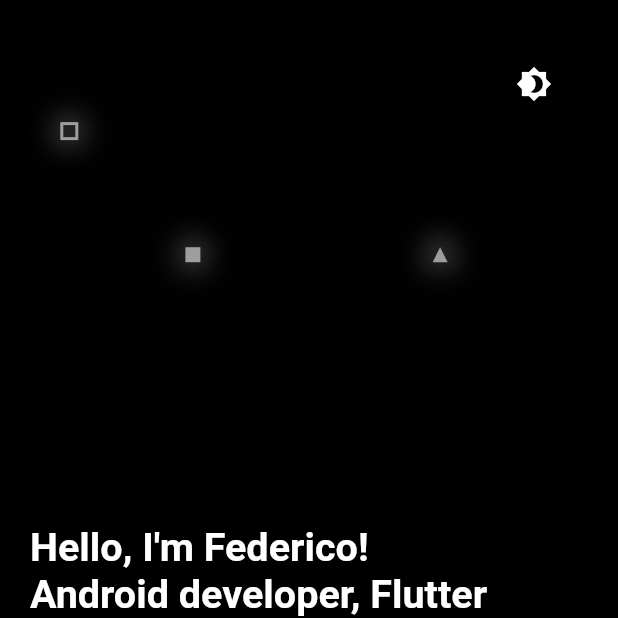
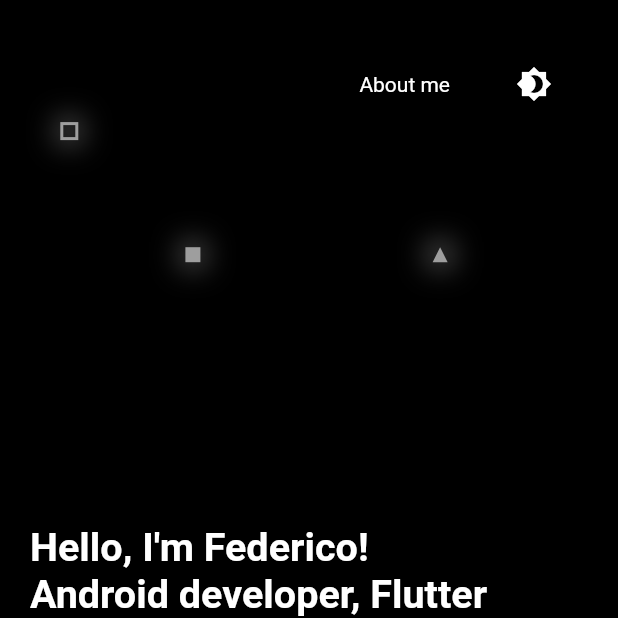
Before and after one commit to federicoviceconti/federicoviceconti_website_code, a Flutter app: the screen it shows after launch, after a tap on "Say hello to viceconti.federico@gmail.co", on a phone screen of 412 x 824 dp, the top half of it. Run offline on Flutter 3.47's test engine with Material 2 defaults, Android fonts, the phone set to English and light mode, and no system bars; missing offline and left inert: dart:html.

Commit message:
other sections

```diff
--- /dev/null
+++ b/lib/core/full_screen_widget.dart
@@ -0,0 +1,27 @@
+import 'package:flutter/material.dart';
+
+class FullScreenWidget extends StatelessWidget {
+  final EdgeInsets padding;
+  final Alignment alignment;
+  final Widget child;
+
+  const FullScreenWidget({
+    Key key,
+    this.padding,
+    this.alignment,
+    this.child
+  }) : super(key: key);
+
+  @override
+  Widget build(BuildContext context) {
+    final screenSize = MediaQuery.of(context).size;
+
+    return Container(
+      width: screenSize.width,
+      height: screenSize.height,
+      padding: padding ?? EdgeInsets.zero,
+      alignment: alignment ?? Alignment.topLeft,
+      child: child,
+    );
+  }
+}
--- /dev/null
+++ b/lib/home_page/about_me/about_me.dart
@@ -0,0 +1,211 @@
+import 'package:flutter/material.dart';
+
+class AboutMeWidget extends StatelessWidget {
+  @override
+  Widget build(BuildContext context) {
+    return Padding(
+      padding: const EdgeInsets.only(
+        top: 100.0,
+        left: 32.0,
+        right: 32.0,
+      ),
+      child: Stack(
+        children: [
+          Padding(
+            padding: const EdgeInsets.only(top: 8.0, bottom: 10.0),
+            child: SingleChildScrollView(
+              child: Column(
+                mainAxisAlignment: MainAxisAlignment.start,
+                crossAxisAlignment: CrossAxisAlignment.start,
+                children: [
+                  Text(
+                    "About me",
+                    style: TextStyle(
+                      color: Colors.white,
+                      fontWeight: FontWeight.bold,
+                      fontSize: 32,
+                    ),
+                  ),
+                  Padding(
+                    padding: const EdgeInsets.only(
+                      top: 16.0,
+                    ),
+                    child: Text(
+                      "Passionate developer, who never stop learn since I start.",
+                      style: TextStyle(
+                        color: Colors.white,
+                        fontWeight: FontWeight.w300,
+                        fontSize: 18,
+                      ),
+                    ),
+                  ),
+                  Padding(
+                    padding: const EdgeInsets.only(
+                      top: 16.0,
+                    ),
+                    child: Row(
+                      crossAxisAlignment: CrossAxisAlignment.end,
+                      children: [
+                        Text(
+                          "Experience",
+                          style: TextStyle(
+                            color: Colors.white,
+                            fontSize: 26.0,
+                          ),
+                        ),
+                        Expanded(
+                          child: Container(
+                            margin: const EdgeInsets.only(
+                              left: 16.0,
+                              bottom: 6.0,
+                            ),
+                            height: 0.1,
+                            color: Colors.white,
+                          ),
+                        )
+                      ],
+                    ),
+                  ),
+                  Padding(
+                    padding: const EdgeInsets.only(top: 16.0),
+                    child: Text(
+                      "Mobile&Creative Technology @ NTT Data Italia",
+                      style: TextStyle(
+                        color: Colors.white,
+                        fontSize: 20.0,
+                      ),
+                    ),
+                  ),
+                  Padding(
+                    padding: const EdgeInsets.only(top: 16.0),
+                    child: Text(
+                      "Software developer @ Vetrya S.p.A.",
+                      style: TextStyle(
+                        color: Colors.white,
+                        fontSize: 20.0,
+                      ),
+                    ),
+                  ),
+                  Padding(
+                    padding: const EdgeInsets.only(
+                      top: 16.0,
+                    ),
+                    child: Row(
+                      crossAxisAlignment: CrossAxisAlignment.end,
+                      children: [
+                        Text(
+                          "Education",
+                          style: TextStyle(
+                            color: Colors.white,
+                            fontSize: 26.0,
+                          ),
+                        ),
+                        Expanded(
+                          child: Container(
+                            margin: const EdgeInsets.only(
+                              left: 16.0,
+                              bottom: 6.0,
+                            ),
+                            height: 0.1,
+                            color: Colors.white,
+                          ),
+                        )
+                      ],
+                    ),
+                  ),
+                  Padding(
+                    padding: const EdgeInsets.only(top: 16.0),
+                    child: Text(
+                      "Post degree master @ ELIS College",
+                      style: TextStyle(
+                        color: Colors.white,
+                        fontSize: 20.0,
+                      ),
+                    ),
+                  ),
+                  Padding(
+                    padding: const EdgeInsets.only(top: 16.0),
+                    child: Text(
+                      "Computer Engineering Degree @ Uninettuno University",
+                      style: TextStyle(
+                        color: Colors.white,
+                        fontSize: 20.0,
+                      ),
+                    ),
+                  ),
+                  Padding(
+                    padding: const EdgeInsets.only(
+                      top: 16.0,
+                    ),
+                    child: Row(
+                      crossAxisAlignment: CrossAxisAlignment.end,
+                      children: [
+                        Text(
+                          "Certification",
+                          style: TextStyle(
+                            color: Colors.white,
+                            fontSize: 26.0,
+                          ),
+                        ),
+                        Expanded(
+                          child: Container(
+                            margin: const EdgeInsets.only(
+                              left: 16.0,
+                              bottom: 6.0,
+                            ),
+                            height: 0.1,
+                            color: Colors.white,
+                          ),
+                        )
+                      ],
+                    ),
+                  ),
+                  Padding(
+                    padding: const EdgeInsets.only(top: 16.0),
+                    child: Text(
+                      "OCA Java SE 8, Oracle",
+                      style: TextStyle(
+                        color: Colors.white,
+                        fontSize: 20.0,
+                      ),
+                    ),
+                  ),
+                  Padding(
+                    padding: const EdgeInsets.only(top: 16.0),
+                    child: Text(
+                      "OCP Java SE 8, Oracle",
+                      style: TextStyle(
+                        color: Colors.white,
+                        fontSize: 20.0,
+                      ),
+                    ),
+                  ),
+                  Padding(
+                    padding: const EdgeInsets.only(top: 16.0),
+                    child: Text(
+                      "Associate Android Developer, Google / Udacity",
+                      style: TextStyle(
+                        color: Colors.white,
+                        fontSize: 20.0,
+                      ),
+                    ),
+                  ),
+                  Padding(
+                    padding: const EdgeInsets.only(top: 16.0),
+                    child: Text(
+                      "TOEFL iBT",
+                      style: TextStyle(
+                        color: Colors.white,
+                        fontSize: 20.0,
+                      ),
+                    ),
+                  ),
+                ],
+              ),
+            ),
+          ),
+        ],
+      ),
+    );
+  }
+}
--- a/lib/home_page/home_page_widget.dart
+++ b/lib/home_page/home_page_widget.dart
@@ -1,11 +1,13 @@
 import 'package:federicoviceconti_github_io/core/base_widget.dart';
+import 'package:federicoviceconti_github_io/core/full_screen_widget.dart';
+import 'package:federicoviceconti_github_io/home_page/about_me/about_me.dart';
+import 'package:federicoviceconti_github_io/home_page/who_am_i/who_am_i_widget.dart';
 import 'package:federicoviceconti_github_io/notifier/app_theme_notifier.dart';
-import 'package:federicoviceconti_github_io/utility/proportion.dart';
+import 'package:federicoviceconti_github_io/utility/html_utility.dart';
 import 'package:flutter/material.dart';
-import 'package:flutter/services.dart';
 import 'package:provider/provider.dart';
 
-import 'home_page_background_widget.dart';
+import 'widget/home_page_background_widget.dart';
 
 class HomePageWidget extends StatefulWidget {
   @override
@@ -13,11 +15,12 @@ class HomePageWidget extends StatefulWidget {
 }
 
 class _HomePageWidgetState extends State<HomePageWidget> {
-  double _mailOpacity = 1.0;
-  double _copyClipboardOpacity = 0.0;
   bool defaultPosition = true;
-  double localX = 0.0;
-  double localY = 0.0;
+  double _localX = 0.0;
+  double _localY = 0.0;
+  double _offsetX = 0.0;
+  double _offsetY = 0.0;
+  final PageController _pageController = PageController(initialPage: 0);
 
   @override
   void initState() {
@@ -32,166 +35,90 @@ class _HomePageWidgetState extends State<HomePageWidget> {
   Widget _buildBody() {
     final screenSize = MediaQuery.of(context).size;
 
-    return SingleChildScrollView(
-      child: MouseRegion(
+    final stackPages = Stack(
+      children: [
+        _buildBackground(),
+        FullScreenWidget(
+          child: PageView(
+            physics: NeverScrollableScrollPhysics(),
+            controller: _pageController,
+            children: [
+              WhoAmIWidget(),
+              AboutMeWidget()
+            ],
+          ),
+        ),
+        _buildTopBar(),
+      ],
+    );
+
+    final mouseRegion = MouseRegion(
       onEnter: (_) => setState(() => defaultPosition = false),
       onExit: (_) => setState(() {
-          localY = (screenSize.height) / 2;
-          localX = (screenSize.width * 0.45) / 2;
+        _localY = (screenSize.height) / 2;
+        _localX = (screenSize.width * 0.45) / 2;
         defaultPosition = true;
       }),
       onHover: (details) {
         if (details.localPosition.dx > 0 && details.localPosition.dy > 0) {
-            if (details.localPosition.dx < (screenSize.width * 0.45) * 2.5 &&
+          if (details.localPosition.dx < screenSize.width &&
               details.localPosition.dy > 0) {
             setState(() {
-                localX = details.localPosition.dx;
-                localY = details.localPosition.dy;
+              _localX = details.localPosition.dx + _offsetX;
+              _localY = details.localPosition.dy + _offsetY;
             });
           }
         }
       },
-        child: Stack(
+      child: stackPages,
+    );
+
+    return HtmlUtility.isMobile() ? stackPages : mouseRegion;
+  }
+
+  Widget _buildBackground() {
+    return HomePageBackgroundWidget(
+      localX: _localX,
+      localY: _localY,
+      isDefaultPosition: defaultPosition,
+    );
+  }
+
+  Widget _buildTopBar() {
+    return Row(
+      mainAxisAlignment: MainAxisAlignment.end,
       children: [
-            _buildBackground(screenSize),
-            _buildWhoAmI(screenSize),
-            _buildMail(screenSize),
-            _buildCopiedText(screenSize),
+        _buildAboutMe(),
         _buildSwitchTheme(),
       ],
-        ),
+    );
+  }
+
+  Widget _buildAboutMe() {
+    return GestureDetector(
+      onTap: () => _animateToPage(1),
+      child: Text(
+        "About me",
+        style: Theme.of(context).textTheme.bodyText1,
       ),
     );
   }
 
-  Widget _buildBackground(Size screenSize) {
-    return HomePageBackgroundWidget(
-      screenSize,
-      localX: localX,
-      localY: localY,
-      isDefaultPosition: defaultPosition,
-    );
+  _animateToPage(page) {
+    _pageController.animateToPage(page, duration: Duration(milliseconds: 500), curve: Curves.ease);
   }
 
-  Widget _buildWhoAmI(Size screenSize) {
+  Widget _buildSwitchTheme() {
     return Container(
-      alignment: Alignment.centerLeft,
-      padding: const EdgeInsets.only(left: 20.0),
-      width: screenSize.width,
-      height: screenSize.height,
-      child: _buildWelcomeText(32),
-    );
-  }
-
-  Widget _buildWelcomeText(double fontSize) {
-    final welcomeText =
-        "Hello, I'm Federico!\nAndroid developer, Flutter enthusiast.\nFrom Rome, 🇮🇹";
-
-    return Text(
-      welcomeText,
-      style: Theme.of(context).textTheme.headline4.copyWith(
-            fontWeight: FontWeight.bold,
-            fontSize: Proportion.getProportionalValueOnLongSize(
-              context,
-              fontSize,
-            ),
+      padding: const EdgeInsets.all(32.0),
+      child: IconButton(
+        color: Theme.of(context).iconTheme.color,
+        onPressed: _onSwitchThemePress,
+        icon: Icon(Icons.brightness_4),
       ),
     );
   }
 
-  Widget _buildMail(Size screenSize) {
-    return AnimatedOpacity(
-      opacity: _mailOpacity,
-      duration: Duration(milliseconds: 100),
-      child: Container(
-        padding: const EdgeInsets.all(20.0),
-        width: screenSize.width,
-        height: screenSize.height,
-        alignment: Alignment.bottomLeft,
-        child: GestureDetector(
-          onTap: _onTapMail,
-          child: Text(
-            "Say hello to viceconti.federico@gmail.com 👋",
-            style: Theme.of(context).textTheme.bodyText1,
-          ),
-        ),
-      ),
-    );
-  }
-
-  Widget _buildSwitchTheme() {
-    final screenSize = MediaQuery.of(context).size;
-
-    return Container(
-        padding: const EdgeInsets.all(32.0),
-        width: screenSize.width,
-        height: screenSize.height,
-        alignment: Alignment.topRight,
-        child: IconButton(
-          color: Theme.of(context).iconTheme.color,
-          onPressed: _onSwitchThemePress,
-          icon: Icon(Icons.brightness_4),
-        ));
-  }
-
-  void _onSwitchThemePress() {
+  void _onSwitchThemePress() =>
       Provider.of<AppThemeNotifier>(context, listen: false).switchAppTheme();
 }
-
-  void _onTapMail() {
-    Clipboard.setData(ClipboardData(text: "viceconti.federico@gmail.com"));
-
-    _showMailWithOpacity(false);
-    _showCopyClipboardWithOpacity(true);
-
-    Future.delayed(Duration(seconds: 3), () {
-      _showMailWithOpacity(true);
-      _showCopyClipboardWithOpacity(false);
-    });
-  }
-
-  Widget _buildCopiedText(Size screenSize) {
-    return AnimatedPositioned(
-      bottom: _copyClipboardOpacity == 1 ? 0 : -30,
-      duration: Duration(milliseconds: 100),
-      curve: Curves.easeIn,
-      child: AnimatedOpacity(
-        opacity: _copyClipboardOpacity,
-        duration: Duration(milliseconds: 300),
-        child: Container(
-          padding: const EdgeInsets.all(20.0),
-          width: screenSize.width,
-          height: screenSize.height,
-          alignment: Alignment.bottomRight,
-          child: RichText(
-            textAlign: TextAlign.right,
-            text: TextSpan(
-              text: "viceconti.federico@gmail.com",
-              style: Theme.of(context).textTheme.bodyText1.copyWith(
-                    fontWeight: FontWeight.bold,
-                  ),
-              children: [
-                TextSpan(
-                  text: " copied 📋",
-                  style: Theme.of(context).textTheme.bodyText1,
-                ),
-              ],
-            ),
-          ),
-        ),
-      ),
-    );
-  }
-
-  void _showMailWithOpacity(bool shouldShow) {
-    setState(() {
-      _mailOpacity = shouldShow ? 1 : 0;
-    });
-  }
-
-  void _showCopyClipboardWithOpacity(bool shouldShow) {
-    setState(() {
-      _copyClipboardOpacity = shouldShow ? 1 : 0;
-    });
-  }
-}
--- /dev/null
+++ b/lib/home_page/who_am_i/who_am_i_widget.dart
@@ -0,0 +1,122 @@
+import 'package:federicoviceconti_github_io/core/full_screen_widget.dart';
+import 'package:flutter/material.dart';
+import 'package:federicoviceconti_github_io/utility/proportion.dart';
+import 'package:flutter/services.dart';
+
+class WhoAmIWidget extends StatefulWidget {
+  @override
+  _WhoAmIWidgetState createState() => _WhoAmIWidgetState();
+}
+
+class _WhoAmIWidgetState extends State<WhoAmIWidget> {
+  double _mailOpacity = 1.0;
+  double _copyClipboardOpacity = 0.0;
+
+  @override
+  Widget build(BuildContext context) {
+    return Stack(
+      children: [
+        _buildWhoAmI(),
+        _buildMail(),
+        _buildCopiedText(),
+      ],
+    );
+  }
+
+  Widget _buildWhoAmI() {
+    return Container(
+      alignment: Alignment.centerLeft,
+      padding: const EdgeInsets.only(left: 20.0),
+      child: _buildWelcomeText(32),
+    );
+  }
+
+  Widget _buildWelcomeText(double fontSize) {
+    final welcomeText =
+        "Hello, I'm Federico!\nAndroid developer, Flutter enthusiast.\nFrom Rome, 🇮🇹";
+
+    return Text(
+      welcomeText,
+      style: Theme.of(context).textTheme.headline4.copyWith(
+            fontWeight: FontWeight.bold,
+            fontSize: Proportion.getProportionalValueOnLongSize(
+              context,
+              fontSize,
+            ),
+          ),
+    );
+  }
+
+  Widget _buildMail() {
+    return AnimatedOpacity(
+      opacity: _mailOpacity,
+      duration: Duration(milliseconds: 100),
+      child: Container(
+        padding: const EdgeInsets.all(20.0),
+        alignment: Alignment.bottomLeft,
+        child: GestureDetector(
+          onTap: _onTapMail,
+          child: Text(
+            "Say hello to viceconti.federico@gmail.com 👋",
+            style: Theme.of(context).textTheme.bodyText1,
+          ),
+        ),
+      ),
+    );
+  }
+
+  void _onTapMail() {
+    Clipboard.setData(ClipboardData(text: "viceconti.federico@gmail.com"));
+
+    _showMailWithOpacity(false);
+    _showCopyClipboardWithOpacity(true);
+
+    Future.delayed(Duration(seconds: 3), () {
+      _showMailWithOpacity(true);
+      _showCopyClipboardWithOpacity(false);
+    });
+  }
+
+  Widget _buildCopiedText() {
+    return AnimatedPositioned(
+      bottom: _copyClipboardOpacity == 1 ? 0 : -30,
+      duration: Duration(milliseconds: 100),
+      curve: Curves.easeIn,
+      child: AnimatedOpacity(
+        opacity: _copyClipboardOpacity,
+        duration: Duration(milliseconds: 300),
+        child: FullScreenWidget(
+          padding: const EdgeInsets.all(20.0),
+          alignment: Alignment.bottomRight,
+          child: RichText(
+            textAlign: TextAlign.right,
+            text: TextSpan(
+              text: "viceconti.federico@gmail.com",
+              style: Theme.of(context).textTheme.bodyText1.copyWith(
+                    fontWeight: FontWeight.bold,
+                  ),
+              children: [
+                TextSpan(
+                  text: " copied 📋",
+                  style: Theme.of(context).textTheme.bodyText1,
+                ),
+              ],
+            ),
+          ),
+        ),
+      ),
+    );
+  }
+
+  void _showMailWithOpacity(bool shouldShow) {
+    setState(() {
+      _mailOpacity = shouldShow ? 1 : 0;
+    });
+  }
+
+  void _showCopyClipboardWithOpacity(bool shouldShow) {
+    setState(() {
+      _copyClipboardOpacity = shouldShow ? 1 : 0;
+    });
+  }
+}
--- a/lib/home_page/home_page_background_widget.dart
+++ b/lib/home_page/widget/home_page_background_widget.dart
@@ -1,17 +1,16 @@
-import 'package:federicoviceconti_github_io/home_page/parallax_widget.dart';
-import 'package:federicoviceconti_github_io/home_page/shape_background_widget.dart';
+import 'package:federicoviceconti_github_io/core/full_screen_widget.dart';
+import 'package:federicoviceconti_github_io/home_page/widget/parallax_widget.dart';
+import 'package:federicoviceconti_github_io/home_page/widget/shape_background_widget.dart';
 import 'package:federicoviceconti_github_io/utility/coordinate_helper.dart';
 import 'package:federicoviceconti_github_io/utility/html_utility.dart';
 import 'package:flutter/material.dart';
 
 class HomePageBackgroundWidget extends StatelessWidget {
-  final Size screenSize;
   final bool isDefaultPosition;
   final double localX;
   final double localY;
 
-  HomePageBackgroundWidget(
-    this.screenSize, {
+  HomePageBackgroundWidget({
     this.localX = 0.0,
     this.localY = 0.0,
     this.isDefaultPosition = true,
@@ -25,19 +24,19 @@ class HomePageBackgroundWidget extends StatelessWidget {
   _buildTransform(BuildContext context) {
     final isMobile = HtmlUtility.isMobile();
 
-    final shapeBackgroundChild = Container(
-      width: screenSize.width,
-      height: screenSize.height,
+    final shapeBackgroundChild = FullScreenWidget(
       child: ShapeBackgroundWidget(
         movingShape: isMobile,
         coordinates: CoordinateHelper.getCoordinates(context),
       ),
     );
 
-    return isMobile ? shapeBackgroundChild : _buildParallax(shapeBackgroundChild);
+    return isMobile ? shapeBackgroundChild : _buildParallax(shapeBackgroundChild, context);
   }
 
-  _buildParallax(Widget child) {
+  _buildParallax(Widget child, BuildContext context) {
+    final screenSize = MediaQuery.of(context).size;
+
     return ParallaxWidget(
       isDefaultPosition: isDefaultPosition,
       percentageX: _getPercentageX(screenSize),
--- a/lib/home_page/shape_background_widget.dart
+++ b/lib/home_page/widget/shape_background_widget.dart
@@ -129,9 +129,13 @@ class _ShapePositionedWidgetState extends State<ShapePositionedWidget> {
   void initState() {
     if(widget.moveShape) {
       Timer.periodic(Duration(milliseconds: widget.deltaTimeMillis), (timer) {
-        setState(() {
-          theta = theta + widget?.deltaTheta ?? 0.0;
-        });
+        if(mounted) {
+          setState(() {
+            theta = theta + widget?.deltaTheta ?? 0.0;
+          });
+        } else {
+          timer.cancel();
+        }
       });
     }
 
```
Also changed, not shown: lib/home_page/widget/parallax_widget.dart (renamed from lib/home_page/parallax_widget.dart). Lines whose indentation alone changed are shown as unchanged.
